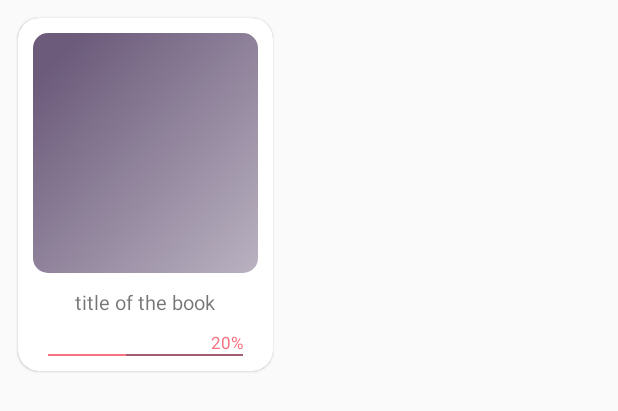
After one commit to bryonyoni/WordReader, an Android app: the layout my_book_item.xml on its own in the app's theme, with its tools: preview values and no code run, on a phone screen of 412 x 824 dp. The commit adds this screen. Shown: the top 411 px of the screen. Run offline under Robolectric (Android 15) with nearby library versions, the phone set to English and light mode, and no system bars.

Commit message:
Loaded books are now stored in custom models
Books are stored in shared preferences, together with their thumbnails
and progress. Books also load into recyclerview in a grid.

```diff
--- /dev/null
+++ b/app/src/main/res/layout/my_book_item.xml
@@ -0,0 +1,91 @@
+<?xml version="1.0" encoding="utf-8"?>
+<RelativeLayout xmlns:android="http://schemas.android.com/apk/res/android"
+    android:layout_width="match_parent"
+    xmlns:app="http://schemas.android.com/apk/res-auto"
+    android:padding="10dp"
+    android:layout_height="wrap_content">
+
+    <com.google.android.material.card.MaterialCardView
+        android:layout_width="wrap_content"
+        android:layout_margin="2dp"
+        app:cardBackgroundColor="@color/white"
+        android:padding="15dp"
+        app:cardCornerRadius="14dp"
+        android:layout_height="wrap_content">
+
+        <LinearLayout
+            android:layout_width="wrap_content"
+            android:orientation="vertical"
+            android:layout_height="wrap_content">
+
+            <com.google.android.material.card.MaterialCardView
+                android:layout_width="wrap_content"
+                app:cardCornerRadius="10dp"
+                android:layout_margin="10dp"
+                app:cardElevation="0dp"
+                android:layout_height="wrap_content">
+
+                <ImageView
+                    android:id="@+id/bookThumbnailImageView"
+                    android:layout_width="150dp"
+                    android:scaleType="fitXY"
+                    android:background="@drawable/image_gradient"
+                    android:layout_height="160dp"/>
+
+            </com.google.android.material.card.MaterialCardView>
+
+            <TextView
+                android:id="@+id/bookTitleTextView"
+                android:layout_width="130dp"
+                android:layout_gravity="center_horizontal"
+                android:text="title of the book"
+                android:textSize="13sp"
+                android:gravity="center"
+                android:layout_height="wrap_content"/>
+
+            <LinearLayout
+                android:layout_width="match_parent"
+                android:orientation="vertical"
+                android:paddingRight="20dp"
+                android:paddingLeft="20dp"
+                android:paddingBottom="10dp"
+                android:layout_height="wrap_content">
+
+                <TextView
+                    android:id="@+id/percentageTextView"
+                    android:layout_width="wrap_content"
+                    android:layout_gravity="right"
+                    android:text="20%"
+                    android:textColor="@color/colorAccent"
+                    android:textSize="11sp"
+                    android:layout_marginTop="10dp"
+                    android:layout_height="wrap_content"/>
+
+                <RelativeLayout
+                    android:layout_width="match_parent"
+                    android:layout_height="wrap_content">
+
+                    <View
+                        android:layout_width="150dp"
+                        android:background="@color/colorAccentDark"
+                        android:layout_height="1dp"/>
+
+                    <ProgressBar
+                        android:id="@+id/percentageBarView"
+                        style="?android:attr/progressBarStyleHorizontal"
+                        android:layout_width="150dp"
+                        android:layout_height="1dp"
+                        android:indeterminate="false"
+                        android:max="100"
+                        android:progress="40"/>
+
+                </RelativeLayout>
+
+            </LinearLayout>
+
+        </LinearLayout>
+
+    </com.google.android.material.card.MaterialCardView>
+
+
+</RelativeLayout>
--- a/app/src/main/res/values/colors.xml
+++ b/app/src/main/res/values/colors.xml
@@ -1,6 +1,9 @@
 <?xml version="1.0" encoding="utf-8"?>
 <resources>
-    <color name="colorPrimary">#008577</color>
-    <color name="colorPrimaryDark">#00574B</color>
-    <color name="colorAccent">#D81B60</color>
+    <color name="colorPrimary">#35477d</color>
+    <color name="colorPrimaryDark">#6c5b7b</color>
+    <color name="colorAccent">#f67280</color>
+    <color name="colorAccentDark">#c06c84</color>
+
+    <color name="white">#ffffff</color>
 </resources>
```
Also changed, not shown: app/build.gradle (+12 -4 lines), app/src/main/java/com/color/wordreader/Activities/MainActivity.java (+59 -11 lines), app/src/main/java/com/color/wordreader/Adapters/MyBooksRecyclerAdapter.java (added, +74 -0 lines), app/src/main/java/com/color/wordreader/Models/Book.java (+43 -11 lines), app/src/main/java/com/color/wordreader/Services/DatabaseManager.java (added, +118 -0 lines), app/src/main/res/layout/activity_main.xml (+79 -11 lines), app/src/main/res/drawable/files_button.png (added), app/src/main/res/drawable/image_gradient.png (added), app/src/main/res/drawable/night_button.png (added), app/src/main/res/drawable/settings_button.png (added), app/src/main/res/drawable/something_button.png (added).
